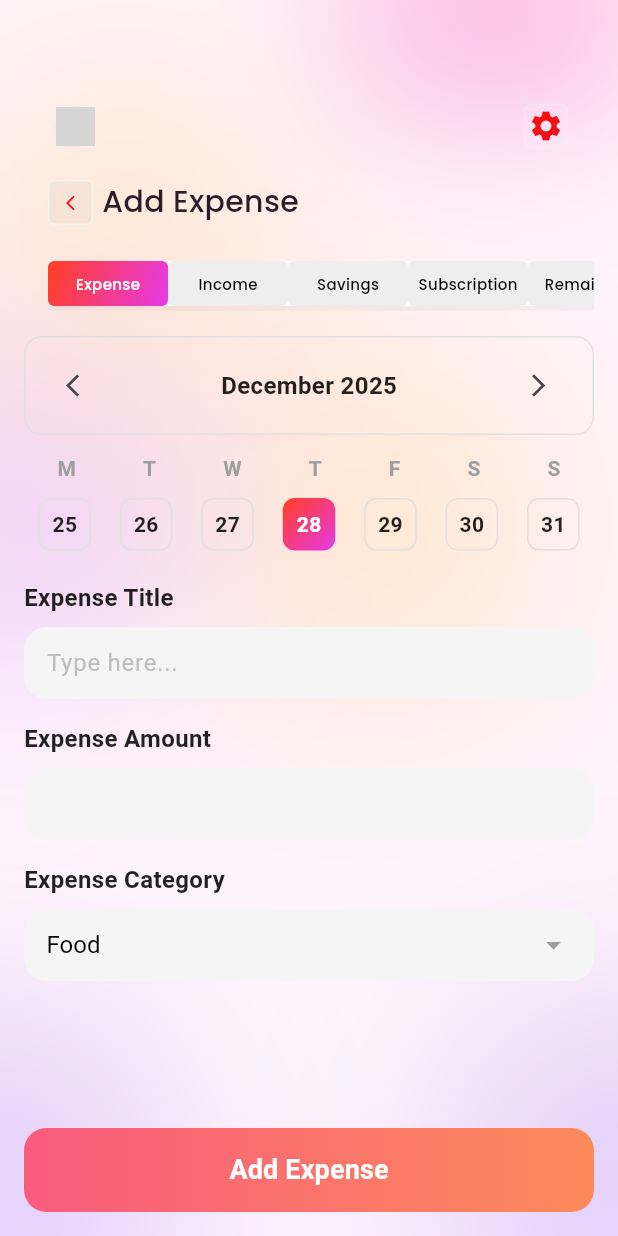
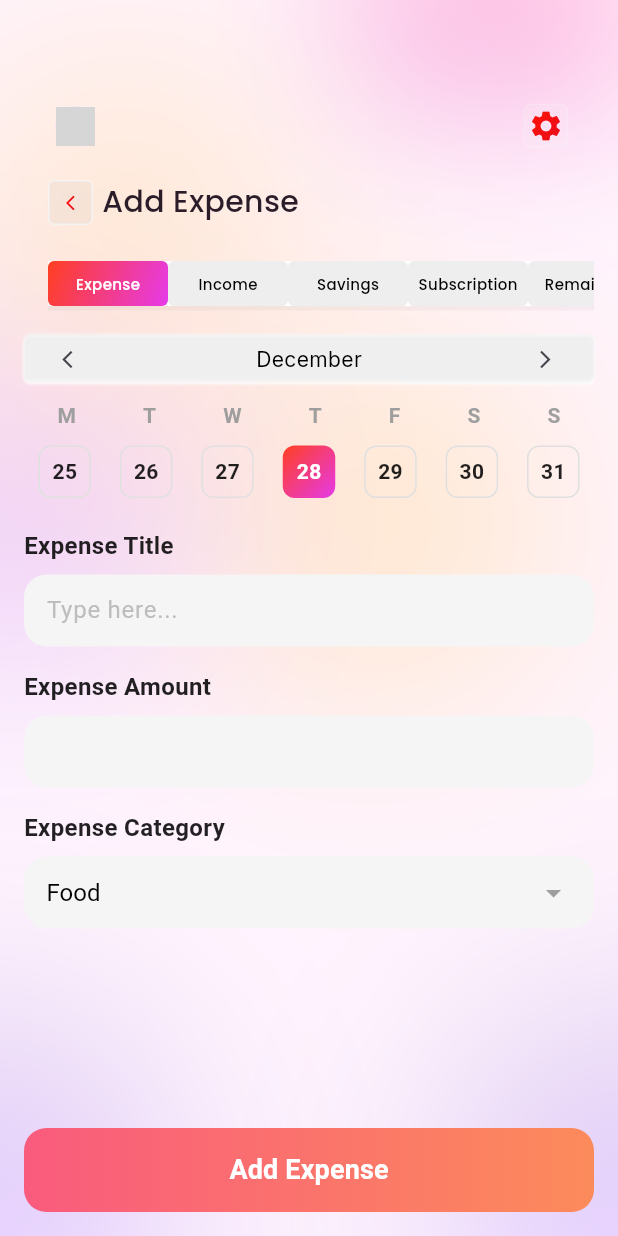
Before and after one commit to online-code-bite-md-tanvir-mahtab/income_expense_app, a Flutter app: the AddExpensePage screen opened directly, on a phone screen of 412 x 824 dp. Run offline on Flutter 3.47's test engine with Material 3 defaults, Android fonts, the phone set to English and light mode, and no system bars; our stand-ins replace get, glassmorphism, google_fonts; network calls fail; grey boxes are pictures that could not be loaded.

Commit message:
i have a

```diff
--- a/lib/modules/expanse/view/add_expanse.dart
+++ b/lib/modules/expanse/view/add_expanse.dart
@@ -219,28 +219,50 @@ class _AddExpensePageState extends State<AddExpensePage> {
       children: [
         // Header box
         Container(
-          padding: const EdgeInsets.symmetric(horizontal: 12, vertical: 8),
+          width: 360,
+          height: 31,
           decoration: BoxDecoration(
-            border: Border.all(color: Colors.grey.shade300, width: 1),
-            borderRadius: BorderRadius.circular(12),
+            color: Color(0x05000000), // black 3% opacity
+            borderRadius: BorderRadius.circular(4),
+            border: Border.all(color: const Color(0xFFF4F4F4), width: 0.5),
+            boxShadow: const [
+              // Simulate the inner shadow by using two small outer shadows
+              BoxShadow(
+                color: Color(0xffFFFFFF),
+                offset: Offset(0, 1),
+                blurRadius: 1,
+                spreadRadius: 0,
+              ),
+              BoxShadow(
+                color: Color(0xFFF4F4F4),
+                offset: Offset(0, -1),
+                blurRadius: 1,
+                spreadRadius: 0,
+              ),
+            ],
           ),
+          padding: const EdgeInsets.symmetric(horizontal: 8),
           child: Row(
             mainAxisAlignment: MainAxisAlignment.spaceBetween,
             children: [
               IconButton(
-                icon: const Icon(Icons.arrow_back_ios, size: 18),
+                icon: const Icon(Icons.arrow_back_ios, size: 14),
+                padding: EdgeInsets.zero,
+                constraints: const BoxConstraints(),
                 onPressed: () {},
               ),
-              const Text(
-                'December 2025',
-                style: TextStyle(
-                  fontSize: 16,
-                  fontWeight: FontWeight.bold,
-                  color: Colors.black87,
+              Text(
+                'December',
+                style: GoogleFonts.inter(
+                  fontSize: 14,
+                  fontWeight: FontWeight.w400,
+                  color: const Color(0xFF000000),
                 ),
               ),
               IconButton(
-                icon: const Icon(Icons.arrow_forward_ios, size: 18),
+                icon: const Icon(Icons.arrow_forward_ios, size: 14),
+                padding: EdgeInsets.zero,
+                constraints: const BoxConstraints(),
                 onPressed: () {},
               ),
             ],
```
